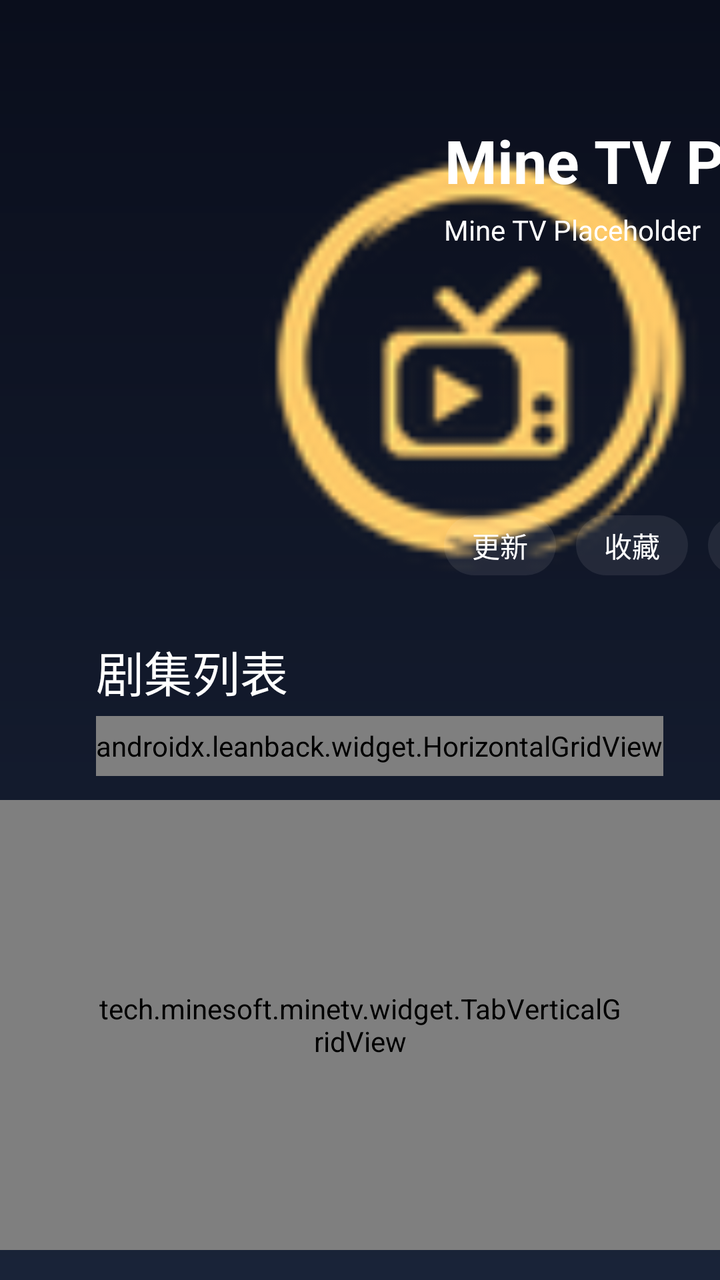
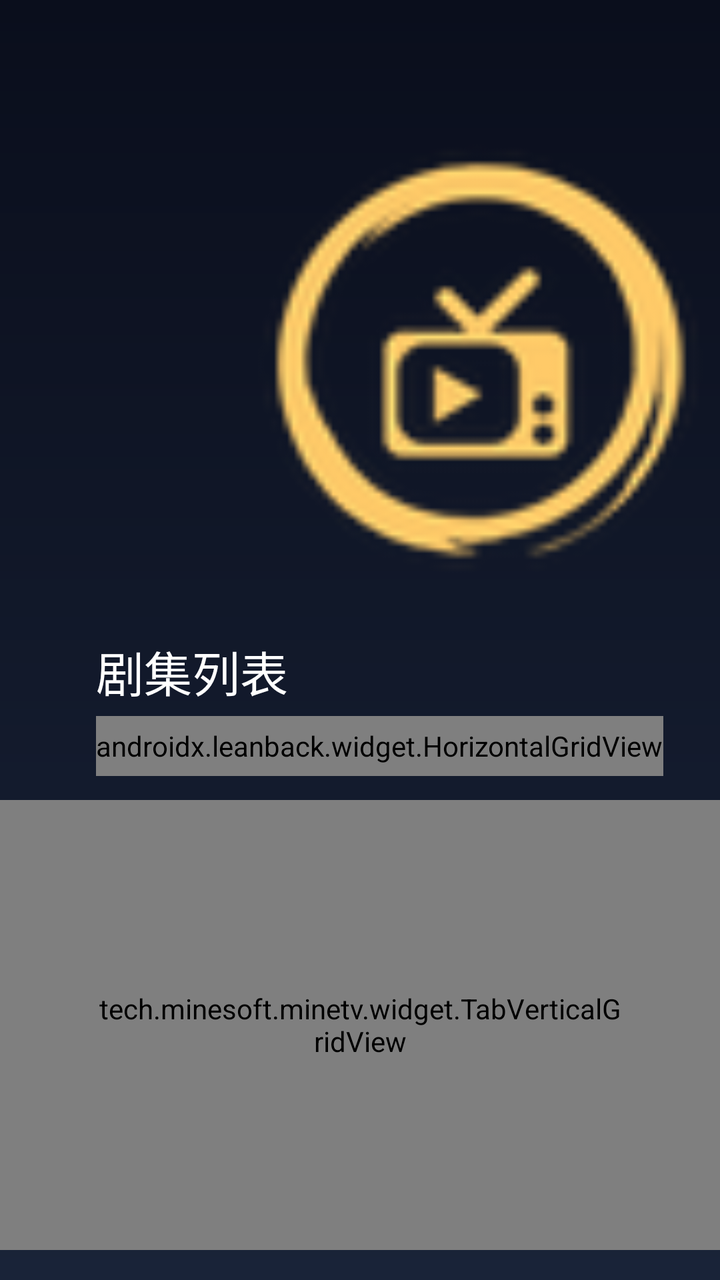

Screens rendered from an Android XML layout before and after an edit, with the pre-edit source and the edit as a unified diff.
<!-- AndroidManifest.xml: application theme AppTheme -->
<!-- res/layout/activity_detail.xml -->
<?xml version="1.0" encoding="utf-8"?>
<androidx.constraintlayout.widget.ConstraintLayout xmlns:android="http://schemas.android.com/apk/res/android"
        xmlns:app="http://schemas.android.com/apk/res-auto"
        xmlns:tools="http://schemas.android.com/tools"
        android:layout_width="match_parent"
        android:layout_height="match_parent"
        android:clipChildren="false"
        android:clipToPadding="false"
        tools:context=".activity.DetailActivity">

    <ImageView
            android:id="@+id/iv_video_pic"
            android:layout_width="150dp"
            android:layout_height="240dp"
            android:layout_marginStart="48dp"
            android:layout_marginTop="60dp"
            android:padding="2dp"
            android:focusableInTouchMode="false"
            android:clickable="false"
            android:focusable="false"
            android:scaleType="centerCrop"
            tools:ignore="ContentDescription"
            app:layout_constraintLeft_toLeftOf="parent"
            app:layout_constraintTop_toTopOf="parent" />

    <ImageView
            android:id="@+id/iv_logo_pic"
            android:layout_width="150dp"
            android:layout_height="240dp"
            android:layout_marginEnd="48dp"
            android:layout_marginTop="60dp"
            android:padding="2dp"
            android:focusableInTouchMode="false"
            android:clickable="false"
            android:focusable="false"
            android:scaleType="centerCrop"
            tools:ignore="ContentDescription"
            android:src="@drawable/icon_logo"
            app:layout_constraintRight_toRightOf="parent"
            app:layout_constraintTop_toTopOf="parent" />

    <TextView
            android:id="@+id/tv_video_name"
            android:layout_width="wrap_content"
            android:layout_height="wrap_content"
            android:layout_marginStart="24dp"
            android:layout_marginTop="60dp"
            android:gravity="center"
            android:text="@string/placeholder"
            android:textColor="@color/colorWhite"
            android:textSize="30sp"
            android:textStyle="bold"
            app:layout_constraintLeft_toRightOf="@+id/iv_video_pic"
            app:layout_constraintTop_toTopOf="parent" />

    <TextView
            android:id="@+id/tv_video_info"
            android:layout_width="wrap_content"
            android:layout_height="wrap_content"
            android:layout_marginTop="5dp"
            android:ellipsize="end"
            android:gravity="start"
            android:singleLine="false"
            android:text="@string/placeholder"
            android:textColor="@color/colorWhite"
            app:layout_constraintLeft_toLeftOf="@+id/tv_video_name"
            app:layout_constraintTop_toBottomOf="@+id/tv_video_name" />

    <TextView
            android:id="@+id/tv_video_intro"
            android:layout_width="match_parent"
            android:layout_height="86dp"
            android:layout_marginTop="5dp"
            android:layout_marginStart="220dp"
            android:layout_marginEnd="220dp"
            android:ellipsize="end"
            android:gravity="start"
            android:maxLines="10"
            android:text="@string/placeholder"
            android:textColor="@color/colorWhite"
            app:layout_constraintTop_toBottomOf="@+id/tv_video_info" />

    <TextView
            android:id="@+id/tv_update"
            android:layout_width="wrap_content"
            android:layout_height="30dp"
            android:layout_marginTop="30dp"
            android:background="@drawable/selector_focus_bg_corner15_with_default_bg"
            android:clickable="true"
            android:focusable="true"
            android:focusableInTouchMode="true"
            android:gravity="center"
            android:paddingStart="14dp"
            android:paddingEnd="14dp"
            android:text="@string/action_update"
            android:textColor="@color/colorWhite"
            app:layout_constraintBottom_toBottomOf="@+id/iv_video_pic"
            app:layout_constraintLeft_toLeftOf="@+id/tv_video_name"
            app:layout_constraintTop_toBottomOf="@+id/tv_video_intro" />

    <TextView
            android:id="@+id/tv_star"
            android:layout_width="wrap_content"
            android:layout_height="30dp"
            android:layout_marginStart="10dp"
            android:background="@drawable/selector_focus_bg_corner15_with_default_bg"
            android:clickable="true"
            android:ellipsize="end"
            android:focusable="true"
            android:focusableInTouchMode="true"
            android:gravity="center"
            android:paddingStart="14dp"
            android:paddingEnd="14dp"
            android:text="@string/action_star"
            android:textColor="@color/colorWhite"
            app:layout_constraintLeft_toRightOf="@+id/tv_update"
            app:layout_constraintTop_toTopOf="@+id/tv_update" />

    <TextView
            android:id="@+id/tv_clean"
            android:layout_width="wrap_content"
            android:layout_height="30dp"
            android:layout_marginStart="10dp"
            android:background="@drawable/selector_focus_bg_corner15_with_default_bg"
            android:clickable="true"
            android:focusable="true"
            android:focusableInTouchMode="true"
            android:gravity="center"
            android:paddingStart="14dp"
            android:paddingEnd="14dp"
            android:text="@string/action_clear_view"
            android:textColor="@color/colorWhite"
            app:layout_constraintLeft_toRightOf="@+id/tv_star"
            app:layout_constraintTop_toTopOf="@+id/tv_star" />

    <TextView
            android:id="@+id/tv_reverse"
            android:layout_width="wrap_content"
            android:layout_height="30dp"
            android:layout_marginStart="10dp"
            android:background="@drawable/selector_focus_bg_corner15_with_default_bg"
            android:clickable="true"
            android:focusable="true"
            android:focusableInTouchMode="true"
            android:gravity="center"
            android:paddingStart="14dp"
            android:paddingEnd="14dp"
            android:text="@string/action_reverse"
            android:textColor="@color/colorWhite"
            app:layout_constraintLeft_toRightOf="@+id/tv_clean"
            app:layout_constraintTop_toTopOf="@+id/tv_clean" />

    <TextView
            android:id="@+id/tv_episode"
            android:layout_width="wrap_content"
            android:layout_height="wrap_content"
            android:layout_marginTop="18dp"
            android:text="@string/text_episode"
            android:textColor="@color/colorWhite"
            android:textSize="24sp"
            app:layout_constraintLeft_toLeftOf="@+id/iv_video_pic"
            app:layout_constraintTop_toBottomOf="@+id/iv_video_pic" />

    <androidx.leanback.widget.HorizontalGridView
            android:id="@+id/hg_play_from"
            android:layout_width="wrap_content"
            android:layout_height="30dp"
            android:layout_marginTop="5dp"
            android:layout_marginEnd="48dp"
            app:focusOutEnd="true"
            android:clipChildren="false"
            android:clipToPadding="false"
            app:focusOutFront="true"
            app:layout_constraintLeft_toLeftOf="@+id/iv_video_pic"
            app:layout_constraintTop_toBottomOf="@+id/tv_episode" />

    <tech.minesoft.minetv.widget.TabVerticalGridView
            android:id="@+id/hg_episode_items"
            android:layout_width="match_parent"
            android:layout_height="match_parent"
            android:layout_marginTop="400dp"
            android:layout_marginBottom="15dp"
            android:paddingStart="48dp"
            android:paddingEnd="48dp"
            app:focusOutEnd="true"
            app:focusOutFront="true"
            android:clipChildren="false"
            android:clipToPadding="false"
            app:layout_constraintTop_toTopOf="parent"
            app:layout_constraintBottom_toBottomOf="parent"
            app:layout_constraintLeft_toLeftOf="@+id/iv_video_pic"
            />

</androidx.constraintlayout.widget.ConstraintLayout>
<!-- resources referenced by this layout -->
<resources>
  <color name="colorWhite">#FFFFFF</color>
  <!-- drawable icon_logo: png bitmap (drawable, 7726 bytes) -->
  <!-- drawable selector_focus_bg_corner15_with_default_bg (drawable) -->
  <?xml version="1.0" encoding="utf-8"?>
  <selector xmlns:android="http://schemas.android.com/apk/res/android">
      <item android:drawable="@drawable/shape_corner15_color_ff26b5ff" android:state_focused="true"/>
      <item android:drawable="@drawable/shape_corner15_color_14ffffff" android:state_focused="false"/>
  </selector>
  <string name="action_clear_view">清空观影记录</string>
  <string name="action_reverse">反转</string>
  <string name="action_star">收藏</string>
  <string name="action_update">更新</string>
  <string name="placeholder">Mine TV Placeholder</string>
  <string name="text_episode">剧集列表</string>
  <style name="AppTheme" parent="Theme.AppCompat.Light.NoActionBar">
          
          <item name="colorPrimary">@color/colorPrimary</item>
          <item name="colorPrimaryDark">@color/colorPrimaryDark</item>
          <item name="colorAccent">@color/colorAccent</item>
          <item name="android:windowBackground">@drawable/bg_gradient_home</item>
  
      </style>
  <!-- drawable shape_corner15_color_ff26b5ff (drawable) -->
  <?xml version="1.0" encoding="utf-8"?>
  <shape
    xmlns:android="http://schemas.android.com/apk/res/android">
      <solid android:color="@color/colorBlue" />
      <corners android:radius="15dp" />
  </shape>
  <!-- drawable shape_corner15_color_14ffffff (drawable) -->
  <?xml version="1.0" encoding="utf-8"?>
  <shape xmlns:android="http://schemas.android.com/apk/res/android"
      android:shape="rectangle">
      <solid android:color="@color/white_8_percent"/>
      <corners android:radius="15dp" />
  </shape>
  <color name="colorPrimary">#008577</color>
  <color name="colorPrimaryDark">#00574B</color>
  <color name="colorAccent">#D81B60</color>
  <!-- drawable bg_gradient_home (drawable) -->
  <?xml version="1.0" encoding="utf-8"?>
  <shape android:shape="rectangle"
    xmlns:android="http://schemas.android.com/apk/res/android">
      <gradient android:startColor="#ff0a0e1c" android:endColor="#ff192338" android:angle="270.0" />
  </shape>
  <color name="colorBlue">#ff26b5ff</color>
  <color name="white_8_percent">#14FFFFFF</color>
</resources>

<!-- the commit's change to res/layout/activity_detail.xml (unified diff, before → after) -->
@@ -41,29 +41,30 @@
 
     <TextView
             android:id="@+id/tv_video_name"
-            android:layout_width="wrap_content"
+            android:layout_width="match_parent"
             android:layout_height="wrap_content"
-            android:layout_marginStart="24dp"
             android:layout_marginTop="60dp"
-            android:gravity="center"
+            android:layout_marginStart="215dp"
+            android:layout_marginEnd="215dp"
+            android:gravity="left"
             android:text="@string/placeholder"
             android:textColor="@color/colorWhite"
             android:textSize="30sp"
             android:textStyle="bold"
-            app:layout_constraintLeft_toRightOf="@+id/iv_video_pic"
             app:layout_constraintTop_toTopOf="parent" />
 
     <TextView
             android:id="@+id/tv_video_info"
-            android:layout_width="wrap_content"
+            android:layout_width="match_parent"
             android:layout_height="wrap_content"
             android:layout_marginTop="5dp"
+            android:layout_marginStart="215dp"
+            android:layout_marginEnd="215dp"
             android:ellipsize="end"
             android:gravity="start"
             android:singleLine="false"
             android:text="@string/placeholder"
             android:textColor="@color/colorWhite"
-            app:layout_constraintLeft_toLeftOf="@+id/tv_video_name"
             app:layout_constraintTop_toBottomOf="@+id/tv_video_name" />
 
     <TextView
@@ -71,8 +72,8 @@
             android:layout_width="match_parent"
             android:layout_height="86dp"
             android:layout_marginTop="5dp"
-            android:layout_marginStart="220dp"
-            android:layout_marginEnd="220dp"
+            android:layout_marginStart="215dp"
+            android:layout_marginEnd="215dp"
             android:ellipsize="end"
             android:gravity="start"
             android:maxLines="10"
